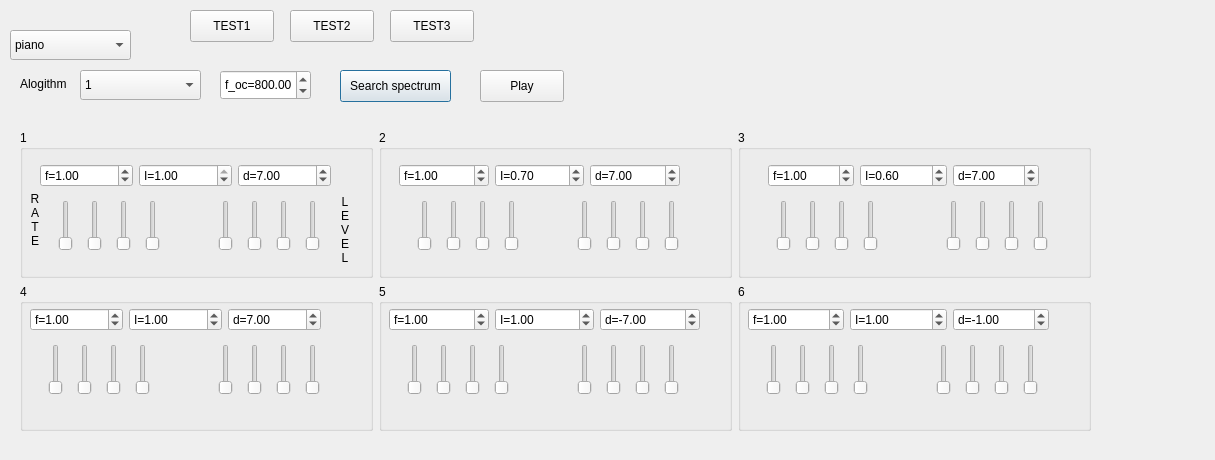
Old version of the form FM/fm_dialog.ui in the repository Warchild33/FormantSynth.
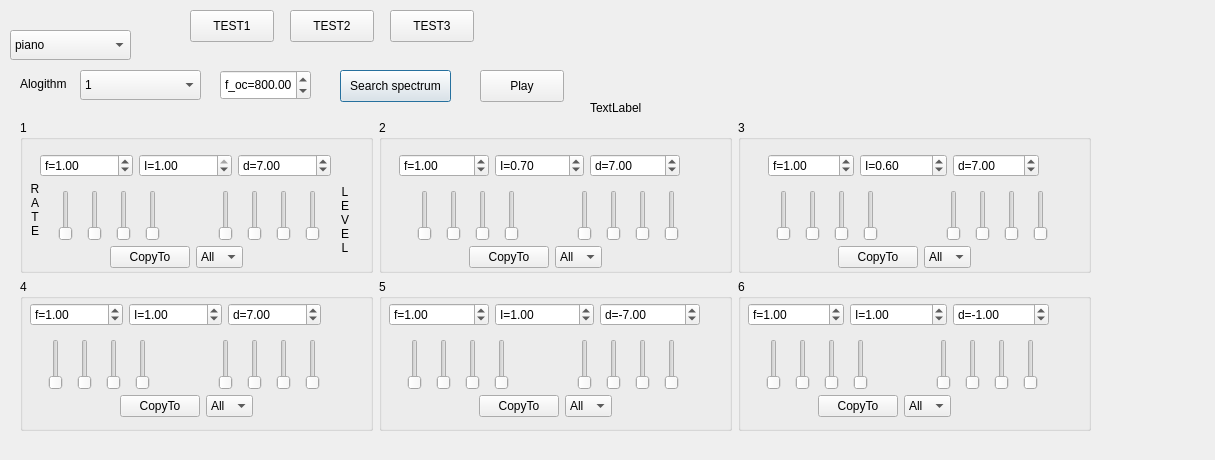
New version of the form.

```diff
--- a/FM/fm_dialog.ui
+++ b/FM/fm_dialog.ui
@@ -260,9 +260,9 @@
    <property name="geometry">
     <rect>
      <x>20</x>
-     <y>130</y>
+     <y>120</y>
      <width>1071</width>
-     <height>301</height>
+     <height>311</height>
     </rect>
    </property>
    <layout class="QGridLayout" name="gridLayout">
@@ -402,6 +402,64 @@
         </item>
        </layout>
       </widget>
+      <widget class="QWidget" name="">
+       <property name="geometry">
+        <rect>
+         <x>80</x>
+         <y>110</y>
+         <width>133</width>
+         <height>34</height>
+        </rect>
+       </property>
+       <layout class="QHBoxLayout" name="horizontalLayout_24">
+        <item>
+         <widget class="QPushButton" name="CopyTo6">
+          <property name="text">
+           <string>CopyTo</string>
+          </property>
+         </widget>
+        </item>
+        <item>
+         <widget class="QComboBox" name="ComboTo6">
+          <item>
+           <property name="text">
+            <string>All</string>
+           </property>
+          </item>
+          <item>
+           <property name="text">
+            <string>1</string>
+           </property>
+          </item>
+          <item>
+           <property name="text">
+            <string>2</string>
+           </property>
+          </item>
+          <item>
+           <property name="text">
+            <string>3</string>
+           </property>
+          </item>
+          <item>
+           <property name="text">
+            <string>4</string>
+           </property>
+          </item>
+          <item>
+           <property name="text">
+            <string>5</string>
+           </property>
+          </item>
+          <item>
+           <property name="text">
+            <string>6</string>
+           </property>
+          </item>
+         </widget>
+        </item>
+       </layout>
+      </widget>
      </widget>
     </item>
     <item row="1" column="1">
@@ -540,6 +598,64 @@
         </item>
        </layout>
       </widget>
+      <widget class="QWidget" name="">
+       <property name="geometry">
+        <rect>
+         <x>100</x>
+         <y>110</y>
+         <width>133</width>
+         <height>34</height>
+        </rect>
+       </property>
+       <layout class="QHBoxLayout" name="horizontalLayout_23">
+        <item>
+         <widget class="QPushButton" name="CopyTo5">
+          <property name="text">
+           <string>CopyTo</string>
+          </property>
+         </widget>
+        </item>
+        <item>
+         <widget class="QComboBox" name="ComboTo5">
+          <item>
+           <property name="text">
+            <string>All</string>
+           </property>
+          </item>
+          <item>
+           <property name="text">
+            <string>1</string>
+           </property>
+          </item>
+          <item>
+           <property name="text">
+            <string>2</string>
+           </property>
+          </item>
+          <item>
+           <property name="text">
+            <string>3</string>
+           </property>
+          </item>
+          <item>
+           <property name="text">
+            <string>4</string>
+           </property>
+          </item>
+          <item>
+           <property name="text">
+            <string>5</string>
+           </property>
+          </item>
+          <item>
+           <property name="text">
+            <string>6</string>
+           </property>
+          </item>
+         </widget>
+        </item>
+       </layout>
+      </widget>
      </widget>
     </item>
     <item row="0" column="0">
@@ -731,6 +847,64 @@
         <number>0</number>
        </property>
       </widget>
+      <widget class="QWidget" name="">
+       <property name="geometry">
+        <rect>
+         <x>90</x>
+         <y>120</y>
+         <width>133</width>
+         <height>34</height>
+        </rect>
+       </property>
+       <layout class="QHBoxLayout" name="horizontalLayout_17">
+        <item>
+         <widget class="QPushButton" name="CopyTo1">
+          <property name="text">
+           <string>CopyTo</string>
+          </property>
+         </widget>
+        </item>
+        <item>
+         <widget class="QComboBox" name="ComboTo1">
+          <item>
+           <property name="text">
+            <string>All</string>
+           </property>
+          </item>
+          <item>
+           <property name="text">
+            <string>1</string>
+           </property>
+          </item>
+          <item>
+           <property name="text">
+            <string>2</string>
+           </property>
+          </item>
+          <item>
+           <property name="text">
+            <string>3</string>
+           </property>
+          </item>
+          <item>
+           <property name="text">
+            <string>4</string>
+           </property>
+          </item>
+          <item>
+           <property name="text">
+            <string>5</string>
+           </property>
+          </item>
+          <item>
+           <property name="text">
+            <string>6</string>
+           </property>
+          </item>
+         </widget>
+        </item>
+       </layout>
+      </widget>
      </widget>
     </item>
     <item row="0" column="2">
@@ -869,6 +1043,64 @@
         </item>
        </layout>
       </widget>
+      <widget class="QWidget" name="">
+       <property name="geometry">
+        <rect>
+         <x>100</x>
+         <y>120</y>
+         <width>133</width>
+         <height>34</height>
+        </rect>
+       </property>
+       <layout class="QHBoxLayout" name="horizontalLayout_21">
+        <item>
+         <widget class="QPushButton" name="CopyTo3">
+          <property name="text">
+           <string>CopyTo</string>
+          </property>
+         </widget>
+        </item>
+        <item>
+         <widget class="QComboBox" name="ComboTo3">
+          <item>
+           <property name="text">
+            <string>All</string>
+           </property>
+          </item>
+          <item>
+           <property name="text">
+            <string>1</string>
+           </property>
+          </item>
+          <item>
+           <property name="text">
+            <string>2</string>
+           </property>
+          </item>
+          <item>
+           <property name="text">
+            <string>3</string>
+           </property>
+          </item>
+          <item>
+           <property name="text">
+            <string>4</string>
+           </property>
+          </item>
+          <item>
+           <property name="text">
+            <string>5</string>
+           </property>
+          </item>
+          <item>
+           <property name="text">
+            <string>6</string>
+           </property>
+          </item>
+         </widget>
+        </item>
+       </layout>
+      </widget>
      </widget>
     </item>
     <item row="0" column="1">
@@ -1010,6 +1242,64 @@
         </item>
        </layout>
       </widget>
+      <widget class="QWidget" name="">
+       <property name="geometry">
+        <rect>
+         <x>90</x>
+         <y>120</y>
+         <width>133</width>
+         <height>34</height>
+        </rect>
+       </property>
+       <layout class="QHBoxLayout" name="horizontalLayout_20">
+        <item>
+         <widget class="QPushButton" name="CopyTo2">
+          <property name="text">
+           <string>CopyTo</string>
+          </property>
+         </widget>
+        </item>
+        <item>
+         <widget class="QComboBox" name="ComboTo2">
+          <item>
+           <property name="text">
+            <string>All</string>
+           </property>
+          </item>
+          <item>
+           <property name="text">
+            <string>1</string>
+           </property>
+          </item>
+          <item>
+           <property name="text">
+            <string>2</string>
+           </property>
+          </item>
+          <item>
+           <property name="text">
+            <string>3</string>
+           </property>
+          </item>
+          <item>
+           <property name="text">
+            <string>4</string>
+           </property>
+          </item>
+          <item>
+           <property name="text">
+            <string>5</string>
+           </property>
+          </item>
+          <item>
+           <property name="text">
+            <string>6</string>
+           </property>
+          </item>
+         </widget>
+        </item>
+       </layout>
+      </widget>
      </widget>
     </item>
     <item row="1" column="0">
@@ -1148,6 +1438,64 @@
         </item>
        </layout>
       </widget>
+      <widget class="QWidget" name="">
+       <property name="geometry">
+        <rect>
+         <x>100</x>
+         <y>110</y>
+         <width>133</width>
+         <height>34</height>
+        </rect>
+       </property>
+       <layout class="QHBoxLayout" name="horizontalLayout_22">
+        <item>
+         <widget class="QPushButton" name="CopyTo4">
+          <property name="text">
+           <string>CopyTo</string>
+          </property>
+         </widget>
+        </item>
+        <item>
+         <widget class="QComboBox" name="ComboTo4">
+          <item>
+           <property name="text">
+            <string>All</string>
+           </property>
+          </item>
+          <item>
+           <property name="text">
+            <string>1</string>
+           </property>
+          </item>
+          <item>
+           <property name="text">
+            <string>2</string>
+           </property>
+          </item>
+          <item>
+           <property name="text">
+            <string>3</string>
+           </property>
+          </item>
+          <item>
+           <property name="text">
+            <string>4</string>
+           </property>
+          </item>
+          <item>
+           <property name="text">
+            <string>5</string>
+           </property>
+          </item>
+          <item>
+           <property name="text">
+            <string>6</string>
+           </property>
+          </item>
+         </widget>
+        </item>
+       </layout>
+      </widget>
      </widget>
     </item>
    </layout>
@@ -1201,6 +1549,19 @@
     <string>TEST3</string>
    </property>
   </widget>
+  <widget class="QLabel" name="label_4">
+   <property name="geometry">
+    <rect>
+     <x>590</x>
+     <y>100</y>
+     <width>111</width>
+     <height>16</height>
+    </rect>
+   </property>
+   <property name="text">
+    <string>TextLabel</string>
+   </property>
+  </widget>
  </widget>
  <resources/>
  <connections/>
```
